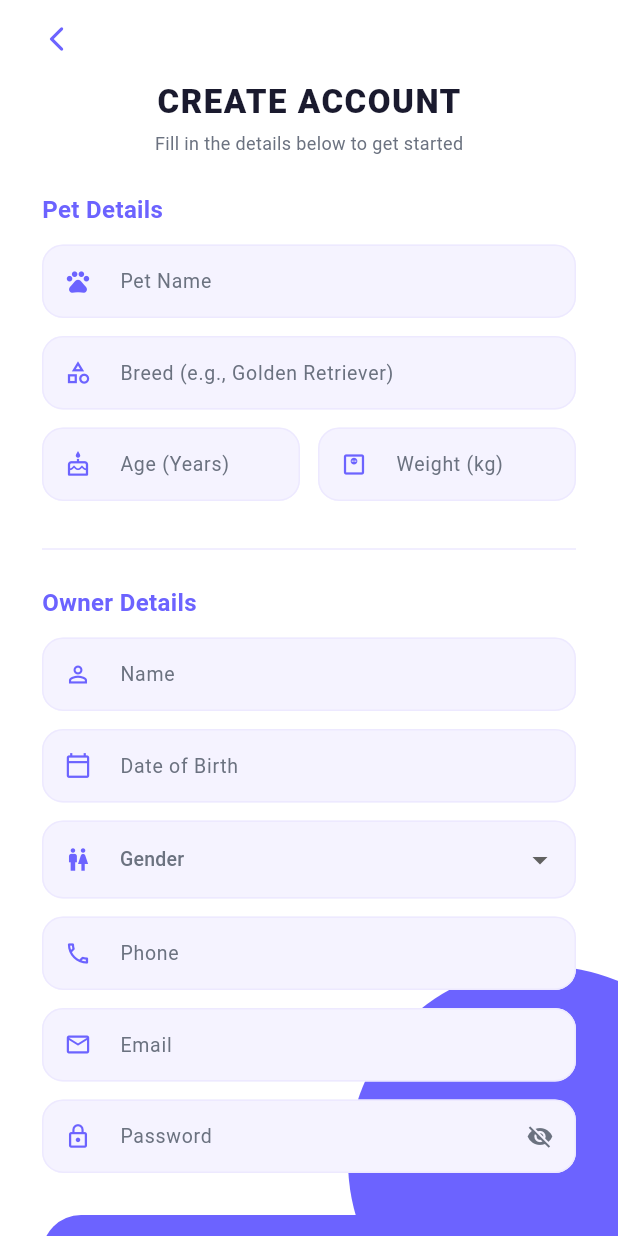
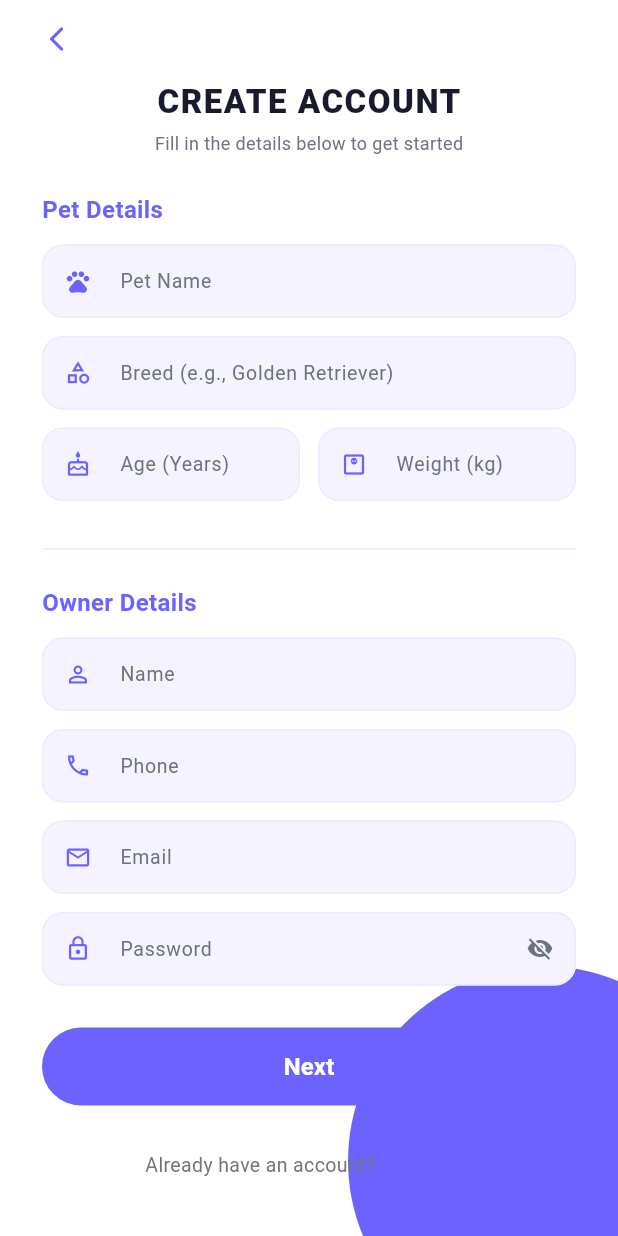
Before and after one commit to Supuni-Punsarani/Pet-Skin-Disease-Detection, a Flutter app: the SignUpScreen screen opened by its route, on a phone screen of 412 x 824 dp. Run offline on Flutter 3.47's test engine with Material 3 defaults, Android fonts, the phone set to English and light mode, and no system bars; drawn by our look-alikes of flutter_animate; our stand-ins replace app_links, cloud_firestore, firebase_auth, firebase_core, firebase_storage, geolocator and 4 more; accounts and stored records are empty; network calls fail.

Commit message:
Remove birthdate and gender from owner/personal details in sign up screen

```diff
--- a/pet_skin_app/lib/screens/sign_up_screen.dart
+++ b/pet_skin_app/lib/screens/sign_up_screen.dart
@@ -14,7 +14,6 @@ class SignUpScreen extends StatefulWidget {
 
 class _SignUpScreenState extends State<SignUpScreen> {
   final _nameCtrl = TextEditingController();
-  final _dobCtrl = TextEditingController();
   final _phoneCtrl = TextEditingController();
   final _emailCtrl = TextEditingController();
   final _passwordCtrl = TextEditingController();
@@ -25,16 +24,12 @@ class _SignUpScreenState extends State<SignUpScreen> {
   final _petAgeCtrl = TextEditingController();
   final _petWeightCtrl = TextEditingController();
 
-  String? _selectedGender;
   bool _obscurePassword = true;
   final _formKey = GlobalKey<FormState>();
-
-  final List<String> _genders = ['Male', 'Female', 'Other', 'Prefer not to say'];
 
   @override
   void dispose() {
     _nameCtrl.dispose();
-    _dobCtrl.dispose();
     _phoneCtrl.dispose();
     _emailCtrl.dispose();
     _passwordCtrl.dispose();
@@ -53,8 +48,6 @@ class _SignUpScreenState extends State<SignUpScreen> {
       email: _emailCtrl.text.trim(),
       password: _passwordCtrl.text,
       phone: _phoneCtrl.text.trim(),
-      dob: _dobCtrl.text.trim(),
-      gender: _selectedGender,
       petName: _petNameCtrl.text.trim(),
       petBreed: _petBreedCtrl.text.trim(),
       petAge: _petAgeCtrl.text.trim(),
@@ -80,24 +73,7 @@ class _SignUpScreenState extends State<SignUpScreen> {
     }
   }
 
-  Future<void> _pickDob() async {
-    final picked = await showDatePicker(
-      context: context,
-      initialDate: DateTime(2000),
-      firstDate: DateTime(1950),
-      lastDate: DateTime.now(),
-      builder: (ctx, child) => Theme(
-        data: ThemeData.light().copyWith(
-          colorScheme: const ColorScheme.light(primary: AppColors.primary),
-        ),
-        child: child!,
-      ),
-    );
-    if (picked != null) {
-      _dobCtrl.text =
-          '${picked.day.toString().padLeft(2, '0')}/${picked.month.toString().padLeft(2, '0')}/${picked.year}';
-    }
-  }
+
 
   @override
   Widget build(BuildContext context) {
@@ -222,29 +198,7 @@ class _SignUpScreenState extends State<SignUpScreen> {
                     ),
                     const SizedBox(height: 12),
 
-                    TextFormField(
-                      controller: _dobCtrl,
-                      readOnly: true,
-                      onTap: _pickDob,
-                      style: const TextStyle(
-                          fontSize: 14, color: AppColors.textDark),
-                      decoration:
-                          _inputDeco('Date of Birth', Icons.calendar_today_outlined),
-                    ),
-                    const SizedBox(height: 12),
 
-                    DropdownButtonFormField<String>(
-                      initialValue: _selectedGender,
-                      hint: const Text('Gender',
-                          style: TextStyle(
-                              fontSize: 13, color: AppColors.textMedium)),
-                      decoration: _inputDeco('', Icons.wc_outlined),
-                      items: _genders
-                          .map((g) => DropdownMenuItem(value: g, child: Text(g)))
-                          .toList(),
-                      onChanged: (v) => setState(() => _selectedGender = v),
-                    ),
-                    const SizedBox(height: 12),
 
                     _buildField(
                       controller: _phoneCtrl,
```
